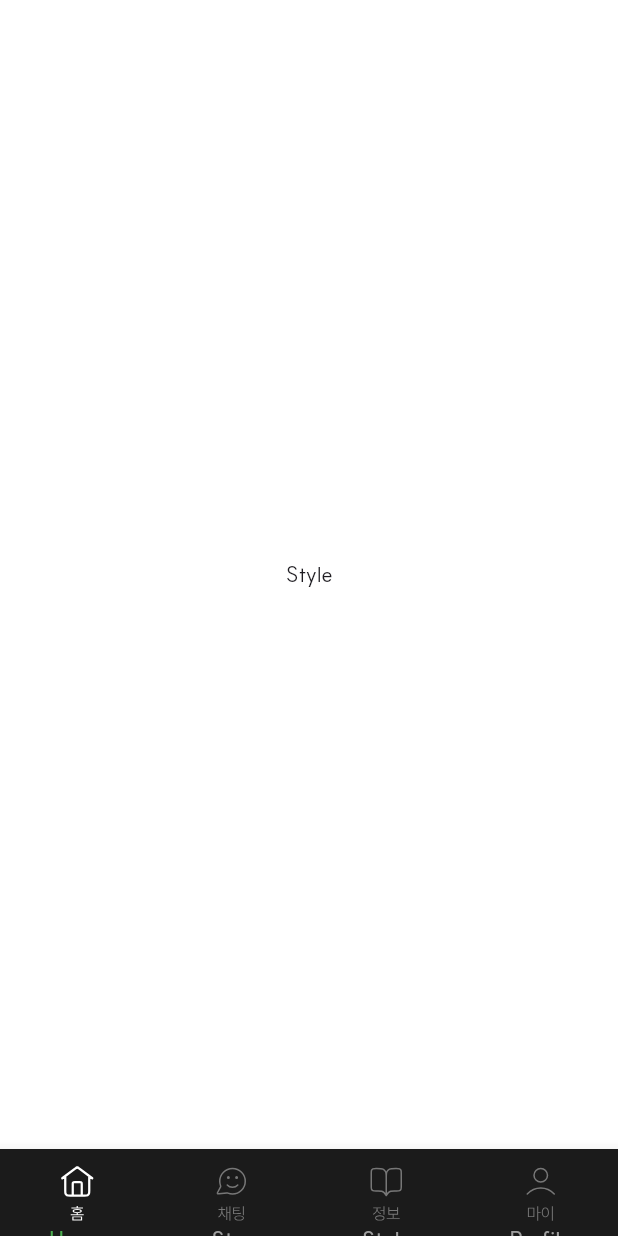
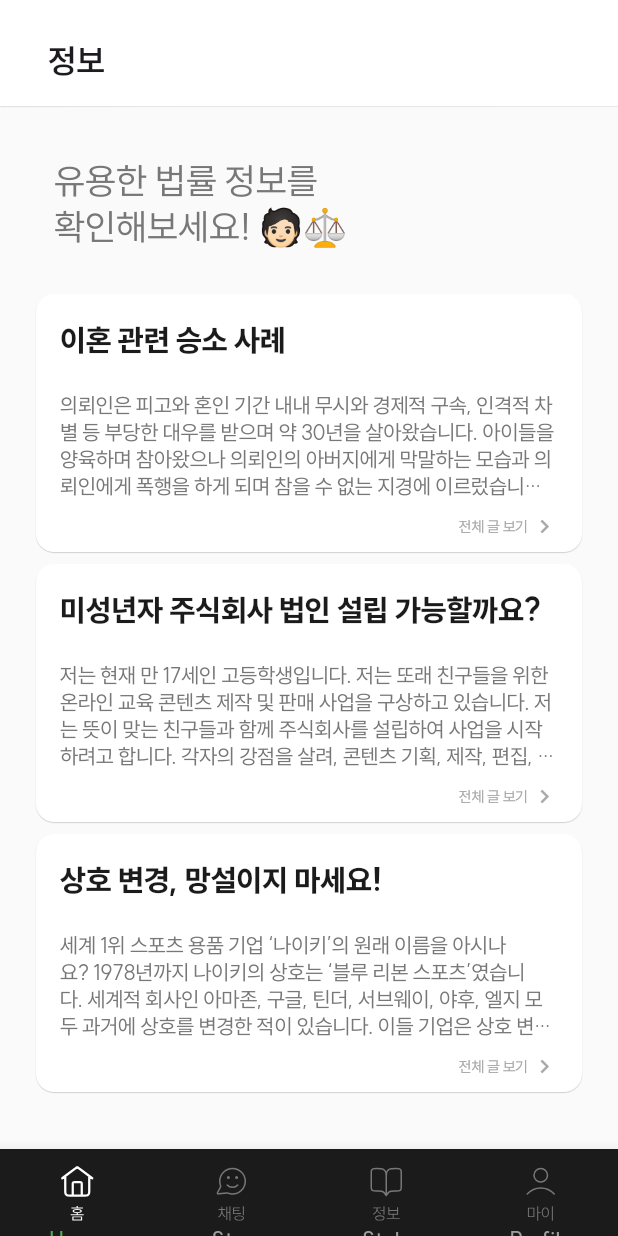
Before and after one commit to dwkim0101/GoSoMi_Flutter, a Flutter app: the screen it shows after launch, swiped to page 3, on a phone screen of 412 x 824 dp. Run offline on Flutter 3.47's test engine with Material 3 defaults, Android fonts, the phone set to English and light mode, and no system bars; drawn by our look-alikes of stylish_bottom_bar; our stand-ins replace flutter_svg, gap; project files that could hold a hidden picture were left out.

Commit message:
✨ Info page created

```diff
--- a/lib/bottom_bar.dart
+++ b/lib/bottom_bar.dart
@@ -1,4 +1,5 @@
 import 'package:ai_lawyer_gosomi_flutter/screens/home_screen.dart';
+import 'package:ai_lawyer_gosomi_flutter/screens/info_screen.dart';
 import 'package:ai_lawyer_gosomi_flutter/theme/theme_colors.dart';
 import 'package:flutter/cupertino.dart';
 import 'package:flutter/gestures.dart';
@@ -144,7 +145,7 @@ class _BottomBarState extends State<BottomBar> {
           children: const [
             HomeScreen(),
             Center(child: Text('Star')),
-            Center(child: Text('Style')),
+            InfoScreen(),
             Center(child: Text('Profile')),
           ],
         ),
--- a/lib/buttons/detail_category_button.dart
+++ b/lib/buttons/detail_category_button.dart
@@ -4,7 +4,6 @@ import 'package:flutter/material.dart';
 Widget detailCategoryButton(String value) {
   return ClipRRect(
     borderRadius: BorderRadius.circular(5),
-    child: Expanded(
     child: Container(
       height: 44,
       width: 172,
@@ -21,6 +20,5 @@ Widget detailCategoryButton(String value) {
         ),
       ),
     ),
-    ),
   );
 }
--- /dev/null
+++ b/lib/cards/info_card.dart
@@ -0,0 +1,68 @@
+import 'package:ai_lawyer_gosomi_flutter/theme/theme_colors.dart';
+import 'package:flutter/material.dart';
+import 'package:gap/gap.dart';
+
+Widget infoCard(String title, String detail) {
+  return Card(
+    color: Colors.white,
+    elevation: 0.3,
+    child: SizedBox(
+      height: 172,
+      child: Padding(
+        padding:
+            const EdgeInsets.only(top: 16.0, left: 16, right: 16, bottom: 7),
+        child: Column(
+          crossAxisAlignment: CrossAxisAlignment.start,
+          children: [
+            Text(
+              title,
+              maxLines: 1,
+              style: const TextStyle(
+                color: colorMainScreen,
+                overflow: TextOverflow.ellipsis,
+                fontSize: 20,
+                fontWeight: FontWeight.w800,
+                letterSpacing: -0.3,
+              ),
+            ),
+            const Gap(20),
+            Text(
+              detail,
+              maxLines: 4,
+              style: const TextStyle(
+                color: colorButtonNotSelectedFont,
+                height: 1.3,
+                overflow: TextOverflow.ellipsis,
+                fontWeight: FontWeight.w400,
+                fontSize: 14,
+                letterSpacing: -0.3,
+              ),
+            ),
+            const Gap(9),
+            const Row(
+              mainAxisAlignment: MainAxisAlignment.end,
+              children: [
+                Text(
+                  "전체 글 보기 ",
+                  style: TextStyle(
+                    color: colorDetailInfo,
+                    fontSize: 10,
+                    fontWeight: FontWeight.w400,
+                    height: 1.3,
+                    letterSpacing: -0.3,
+                  ),
+                ),
+                // Gap(2),
+                Icon(
+                  Icons.chevron_right,
+                  size: 18,
+                  color: colorDetailInfo,
+                )
+              ],
+            ),
+          ],
+        ),
+      ),
+    ),
+  );
+}
--- a/lib/screens/info_screen.dart
+++ b/lib/screens/info_screen.dart
@@ -0,0 +1,75 @@
+import 'package:ai_lawyer_gosomi_flutter/cards/info_card.dart';
+import 'package:ai_lawyer_gosomi_flutter/theme/theme_colors.dart';
+import 'package:flutter/material.dart';
+
+class InfoScreen extends StatefulWidget {
+  const InfoScreen({super.key});
+
+  @override
+  State<InfoScreen> createState() => _InfoScreenState();
+}
+
+class _InfoScreenState extends State<InfoScreen> {
+  @override
+  Widget build(BuildContext context) {
+    return Scaffold(
+      backgroundColor: colorButtonNotSelectedBackground,
+      appBar: AppBar(
+        elevation: 0.2,
+        surfaceTintColor: Colors.white,
+        shadowColor: colorShadow,
+        backgroundColor: Colors.white,
+        toolbarHeight: 71,
+        title: const Padding(
+          padding: EdgeInsets.only(
+            top: 26,
+            left: 16.0,
+            bottom: 16,
+          ),
+          child: Text(
+            "정보",
+            style: TextStyle(
+              fontWeight: FontWeight.w700,
+              fontSize: 22,
+              letterSpacing: -0.3,
+            ),
+          ),
+        ),
+        centerTitle: false,
+      ),
+      body: Padding(
+        padding: const EdgeInsets.only(left: 20.0, right: 20, top: 10),
+        child: SingleChildScrollView(
+          child: Column(
+            crossAxisAlignment: CrossAxisAlignment.start,
+            children: [
+              const Padding(
+                padding: EdgeInsets.only(left: 16.0, top: 24, bottom: 24),
+                child: Text(
+                  "유용한 법률 정보를\n확인해보세요! 🧑🏻‍⚖️",
+                  style: TextStyle(
+                    color: colorButtonNotSelectedFont,
+                    fontWeight: FontWeight.w500,
+                    fontSize: 24,
+                    letterSpacing: -0.3,
+                    height: 1.3,
+                  ),
+                ),
+              ),
+              Column(
+                children: [
+                  infoCard("이혼 관련 승소 사례",
+                      "의뢰인은 피고와 혼인 기간 내내 무시와 경제적 구속, 인격적 차별 등 부당한 대우를 받으며 약 30년을 살아왔습니다. 아이들을 양육하며 참아왔으나 의뢰인의 아버지에게 막말하는 모습과 의뢰인에게 폭행을 하게 되며 참을 수 없는 지경에 이르렀습니다. 또한"),
+                  infoCard("미성년자 주식회사 법인 설립 가능할까요?",
+                      "저는 현재 만 17세인 고등학생입니다. 저는 또래 친구들을 위한 온라인 교육 콘텐츠 제작 및 판매 사업을 구상하고 있습니다. 저는 뜻이 맞는 친구들과 함께 주식회사를 설립하여 사업을 시작하려고 합니다. 각자의 강점을 살려, 콘텐츠 기획, 제작, 편집, 마케팅 등의 역할을 분담할 계획입니다. 미성년자도 주식회사 법인 설립이 가능한가요? 저와 제 친구들이 임원을 맡을 수 있을까요?"),
+                  infoCard("상호 변경, 망설이지 마세요!",
+                      "세계 1위 스포츠 용품 기업 ‘나이키’의 원래 이름을 아시나요? 1978년까지 나이키의 상호는 ‘블루 리본 스포츠’였습니다. 세계적 회사인 아마존, 구글, 틴더, 서브웨이, 야후, 엘지 모두 과거에 상호를 변경한 적이 있습니다. 이들 기업은 상호 변경에 너무 늦은 때는 없다는 것을 보여줍니다. 이 회사들은 상호 변경을 통해 방향을 전환했고, 성공을 이루었습니다."),
+                ],
+              ),
+            ],
+          ),
+        ),
+      ),
+    );
+  }
+}
--- a/lib/theme/theme_colors.dart
+++ b/lib/theme/theme_colors.dart
@@ -35,3 +35,6 @@ const colorSubFont = Color(0xff979797);
 
 const colorButtonNotSelectedFont = Color(0xFF777777);
 const colorButtonNotSelectedBackground = Color(0xFFFAFAFA);
+
+const colorShadow = Color(0xFFD9D9D9);
+const colorDetailInfo = Color(0xFFA9A9A9);
```
Lines whose indentation alone changed are shown as unchanged.
